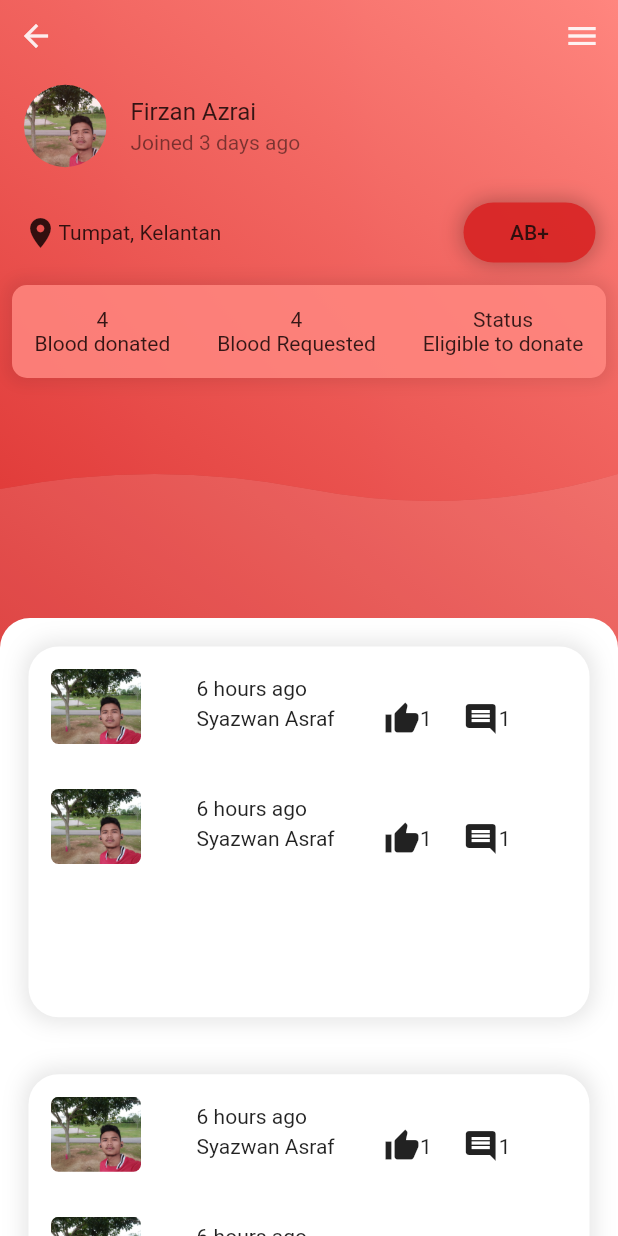
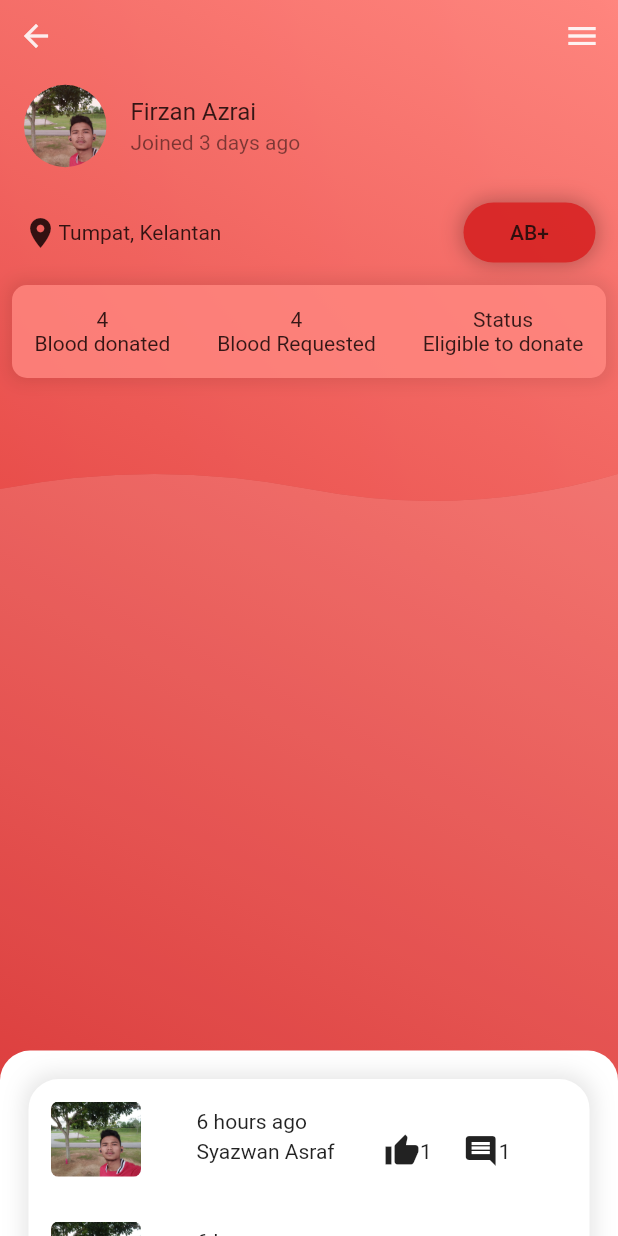
Before and after one commit to Firzan97/Blood-Donation-using-geolocation-and-rule-based-algorithm-, a Flutter app: the UserDashboard screen opened directly, after a tap on "Profile", on a phone screen of 412 x 824 dp. Run offline on Flutter 3.47's test engine with Material 2 defaults, Android fonts, the phone set to English and light mode, and no system bars; our stand-ins replace curved_navigation_bar, flutter_datetime_picker, flutter_svg, font_awesome_flutter, geolocator, google_maps_flutter and 1 more; missing offline and left inert: geolocation.

Commit message:
added dragableScrollableSheet into profile :sparkles:

```diff
--- a/lib/locate_user.dart
+++ b/lib/locate_user.dart
@@ -19,6 +19,8 @@ class _LocateUserState extends State<LocateUser> {
   static double latitude;
   static double longitude;
   bool isMapCreated = false;
+
+
 
   void getUserLocation()async{
     Position position = await Geolocator().getCurrentPosition(desiredAccuracy: LocationAccuracy.high);
@@ -52,6 +54,7 @@ class _LocateUserState extends State<LocateUser> {
       tilt: 59.440717697143555,
       zoom: 19.151926040649414);
 
+
   void initState(){
     super.initState();
     getUserLocation();
@@ -72,6 +75,7 @@ class _LocateUserState extends State<LocateUser> {
                 child: GoogleMap(
                     initialCameraPosition: _initialLocation,
                     zoomControlsEnabled: true,
+                    myLocationEnabled: true,
                     onMapCreated: (GoogleMapController controller) {
                       _controller.complete(controller);
                       _controller2=controller;
@@ -112,5 +116,7 @@ class _LocateUserState extends State<LocateUser> {
   Future<void> _goToUserLocation() async {
     final GoogleMapController controller = await _controller.future;
     controller.animateCamera(CameraUpdate.newCameraPosition(_userLocation));
+
+
   }
 }
--- a/lib/main.dart
+++ b/lib/main.dart
@@ -1,7 +1,9 @@
+import 'package:easy_blood/blood_group_input.dart';
 import 'package:easy_blood/findRequest.dart';
 import 'package:easy_blood/constant.dart';
 import 'package:easy_blood/home.dart';
 import 'package:easy_blood/locate_user.dart';
+import 'package:easy_blood/notification.dart';
 import 'package:easy_blood/onboarding.dart';
 import 'package:easy_blood/requestBlood.dart';
 import 'package:easy_blood/signin.dart';
@@ -31,7 +33,7 @@ final locaterService = GeolocationService();
       debugShowCheckedModeBanner: false,
       home: Splash(),
       routes: <String, WidgetBuilder>{
-        '/home': (BuildContext context) => LocateUser(),
+        '/home': (BuildContext context) => Home(),
       }
     );
   }
--- a/lib/profile.dart
+++ b/lib/profile.dart
@@ -53,7 +53,7 @@ class _ProfileState extends State<Profile> {
                       Opacity(
                         opacity: 0.9,
                         child: Container(
-                          height: size.height*0.7,
+                          height: size.height*1,
                           decoration: BoxDecoration(
                             gradient: LinearGradient(
                                 begin: Alignment.topRight,
@@ -179,10 +179,13 @@ class _ProfileState extends State<Profile> {
                           ),
                         ),
                       ),
-                      Positioned(
-                        bottom: 0,
-                        child: Container(
-                          height: size.height * 0.5,
+                      DraggableScrollableSheet(
+                        initialChildSize: 0.15,
+                        minChildSize: 0.15,
+                        maxChildSize: 0.8,
+                        builder: (BuildContext c,s){
+                        return Container(
+                          height: size.height * 0.2,
                           width: size.width * 1,
                           decoration: BoxDecoration(
                               color: Colors.white,
@@ -190,12 +193,13 @@ class _ProfileState extends State<Profile> {
                                   topLeft: Radius.circular(20),
                                   topRight: Radius.circular(20))),
                           child: SingleChildScrollView(
+                            controller: s,
                             child: Column(
                               children: <Widget>[
                                 Padding(
                                   padding: const EdgeInsets.all(19.0),
                                   child: Container(
-                                    height: size.height*0.3,
+                                    height: size.height*0.25,
                                     width: size.width * 1,
                                     decoration: BoxDecoration(
                                         color: Colors.white,
@@ -459,7 +463,7 @@ class _ProfileState extends State<Profile> {
                               ],
                             ),
                           ),
-                        ),
+                        );}
                       ),
                     ],
                   ),
```
Also changed, not shown: lib/blood_group_input.dart (added, +98 -0 lines).
